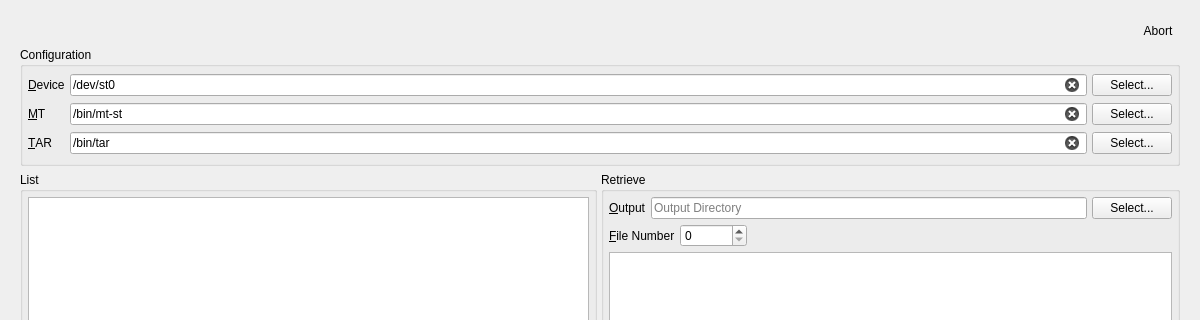
This is UI/spinware_page.ui in textbrowser/spinware as Qt 5 draws it before an edit; both pictures show x 0 to 1200 and y 0 to 320 of the 1200 by 1000 pixel window. The edited form follows.
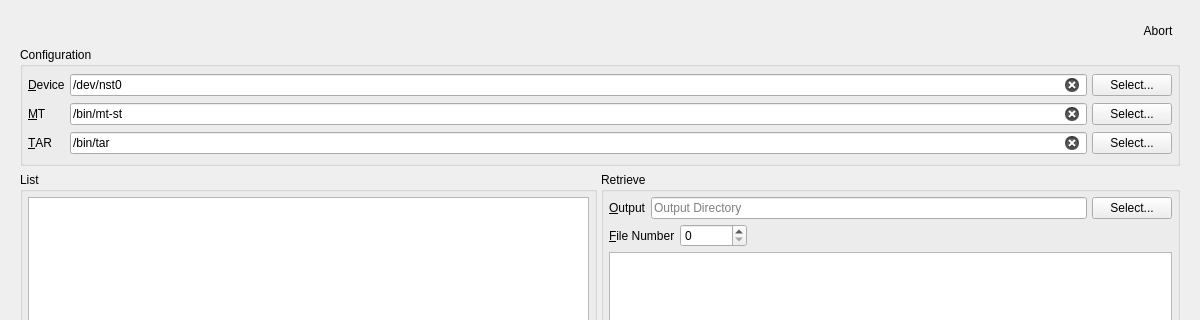
This is the edited form. Icons and pictures are not drawn.

Patch:
```diff
--- a/UI/spinware_page.ui
+++ b/UI/spinware_page.ui
@@ -112,7 +112,7 @@
           <item row="0" column="1">
            <widget class="QLineEdit" name="device">
             <property name="text">
-             <string>/dev/st0</string>
+             <string>/dev/nst0</string>
             </property>
             <property name="placeholderText">
              <string>Device Location</string>
```
